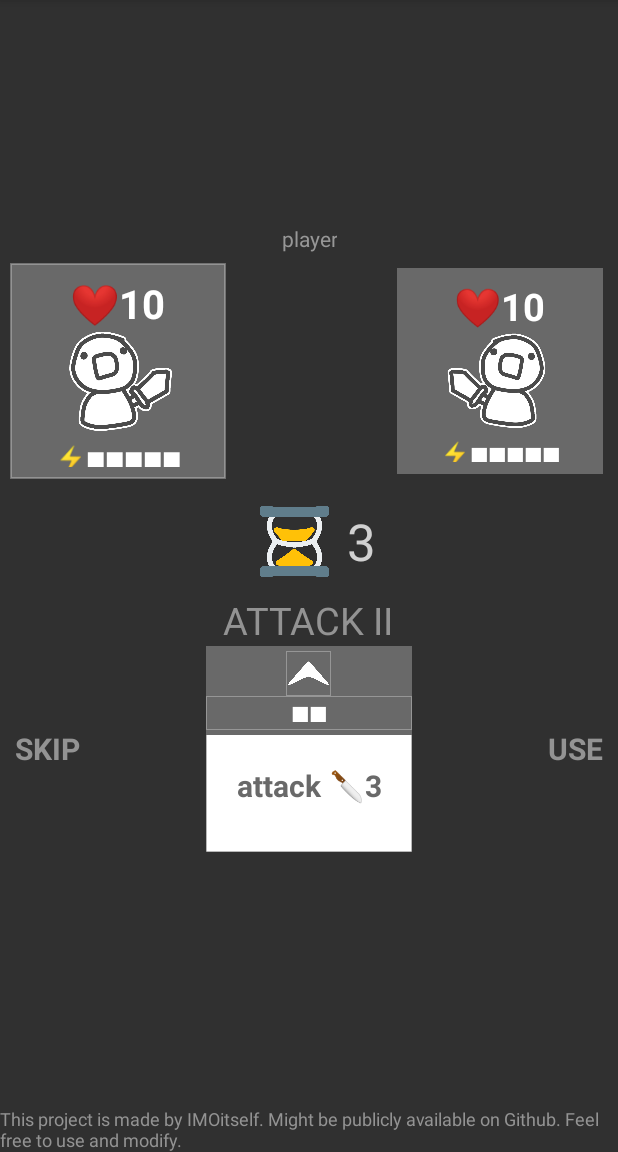
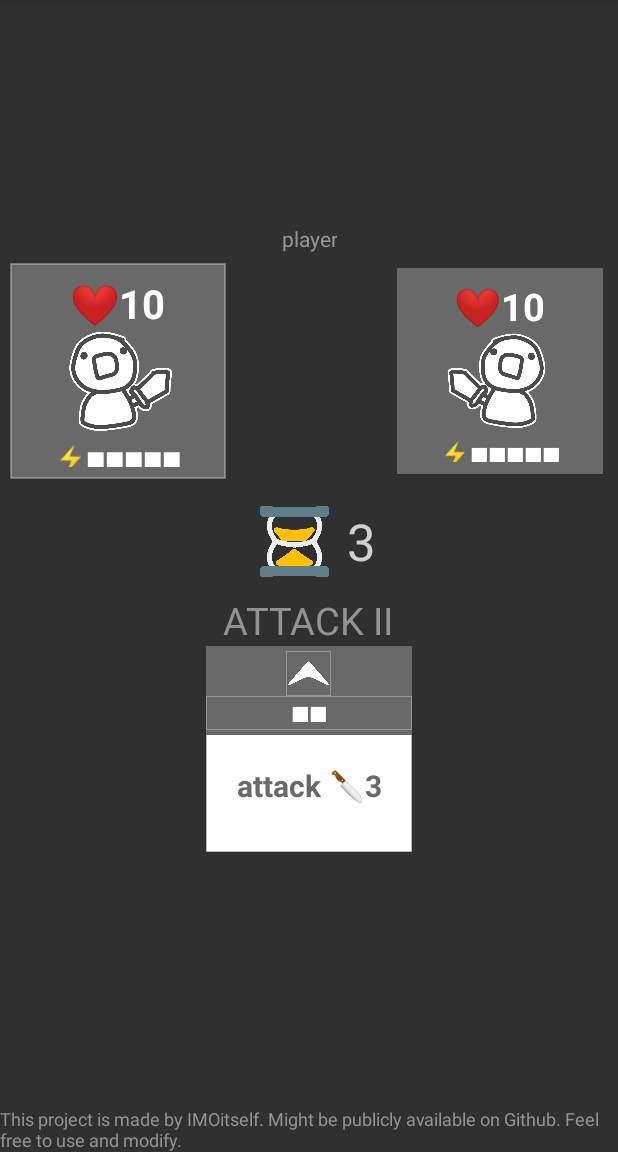
Before and after one commit to IMOitself/card-game-android-java, an Android app: the screen it shows after launch (MainActivity), on a phone screen of 412 x 824 dp, the part 84-1236 px from its top. Run offline under Robolectric (Android 15) with nearby library versions, the phone set to English and light mode, and no system bars.

Commit message:
Update on MainActivity.java
added some comments on onCreateLogic() and made directions on where to swipe

```diff
--- a/app/src/main/java/imo/card/gametest/MainActivity.java
+++ b/app/src/main/java/imo/card/gametest/MainActivity.java
@@ -18,8 +18,8 @@ import java.util.List;
 import java.util.Map;
 import java.util.Random;
 
+// TODO: finish all codes that are needed to be explained
 // TODO: stop the game when someone wins or lose
-// TODO: Indicate "Skip" textview on the left and "Use" on the right on swiping the card.
 // TODO: record the already drawn cards to not be use again until all of the card is drawn and refreshes
 
 public class MainActivity extends Activity
@@ -33,6 +33,8 @@ public class MainActivity extends Activity
 	public TextView enemyEnergyTxt;
 	public ImageView movesImg;
 	public TextView movesTxt;
+	public TextView useIndicatorTxt;
+	public TextView skipIndicatorTxt;
 	public View cardParentLayout;
 	public LinearLayout cardBackLayout;
 	public LinearLayout cardLayout;
@@ -65,9 +67,6 @@ public class MainActivity extends Activity
 	public String userTurn = "player";
 	public boolean isEnemyTurn = false;
 
-	public String[] playerCardNames;
-	public String[] enemyCardNames;
-
     @Override
     protected void onCreate(Bundle savedInstanceState)
     {
@@ -82,6 +81,8 @@ public class MainActivity extends Activity
 		enemyEnergyTxt = findViewById(R.id.enemy_energy_txt);
 		movesImg = findViewById(R.id.moves_img);
 		movesTxt = findViewById(R.id.moves_txt);
+		useIndicatorTxt = findViewById(R.id.use_indicator_txt);
+		skipIndicatorTxt = findViewById(R.id.skip_indicator_txt);
 		cardParentLayout = findViewById(R.id.cardParentLayout);
 		cardBackLayout = findViewById(R.id.card_back_layout);
 		cardLayout = findViewById(R.id.card_layout);
@@ -132,28 +133,20 @@ public class MainActivity extends Activity
 		//set the view size to 1/3 of the screen
 		Tools.setViewSize(playerLayout, screenWidth / 3, screenWidth / 3);
 		Tools.setViewSize(enemyLayout, screenWidth / 3, screenWidth / 3);
+
 		Tools.setViewSize(cardLayout, screenWidth / 3, screenWidth / 3);
 		Tools.setViewSize(cardBackLayout, screenWidth / 3, screenWidth / 3);
+		//card is on its back by default then it will be flipped later when drawn
+		cardLayout.setVisibility(View.GONE);
 
-		//TODO: some comments
-		int bgColor;
-		int strokeColor = Color.parseColor("#FFFFFF");//white
-		int strokeWidth = 1;
-		int cornerRadius = 0;
-		float opacity = 0.3f;
-		bgColor = Color.parseColor("#FFFFFF");//white
-		Tools.setRoundedViewWithStroke(cardLayout, bgColor, strokeColor, strokeWidth, cornerRadius, opacity);
-		bgColor = Color.parseColor("#696969");//grey
-		Tools.setRoundedViewWithStroke(cardBackLayout, bgColor, strokeColor, strokeWidth, cornerRadius, opacity);
-		bgColor = Color.parseColor("#00FFFFFF");//no color
-		Tools.setRoundedViewWithStroke(cardTypeImg, bgColor, strokeColor, strokeWidth, cornerRadius, opacity);
-		Tools.setRoundedViewWithStroke(cardCostTxt, bgColor, strokeColor, strokeWidth, cornerRadius, opacity);
-		bgColor = Color.parseColor("#696969");//grey
-		strokeWidth = 2;
-		Tools.setRoundedViewWithStroke(playerLayout, bgColor, strokeColor, strokeWidth, cornerRadius, opacity);
+		//will only be visible when the card is touch
+		skipIndicatorTxt.setVisibility(View.GONE);
+		Tools.setViewSize(skipIndicatorTxt, screenWidth/3, 0);
+		useIndicatorTxt.setVisibility(View.GONE);
+		Tools.setViewSize(useIndicatorTxt, screenWidth/3, 0);
 
-
-		cardBackLayout.setVisibility(View.GONE);//will be used later
+		//this void method is used only to minimize the code here
+		setViewsCustomBgDrawable();
 
 		//Transform the string to a Arraylist that holds a hashmap.
 		//Each Hashmap holds key-value pairs that makes it easier to search for a specific item.
@@ -174,24 +167,47 @@ public class MainActivity extends Activity
 		final int viewWidthCenter = viewWidth/2;
 		final int centerX = screenWidth/2 - viewWidth/2;
 		switch (event.getAction()) {
+
+			case MotionEvent.ACTION_DOWN:
+				skipIndicatorTxt.setVisibility(View.VISIBLE);
+				useIndicatorTxt.setVisibility(View.VISIBLE);
+				break;
+
 			case MotionEvent.ACTION_MOVE:
-				float currentX = event.getRawX();
-				cardParentLayout.setX(currentX - viewWidthCenter);
+				float currentX = event.getRawX() - viewWidthCenter;
+				cardParentLayout.setX(currentX);
 
-				float debugFloat = event.getRawX() - viewWidthCenter;
-				debugTxt.setText("event.getRawX(): " + debugFloat + "   centerX: " + centerX);
+				float recordAddedX = Math.abs(currentX - centerX);
+				float scaleBy = (recordAddedX/100)+1;
+				if (currentX < centerX) {
+					skipIndicatorTxt.setScaleX(scaleBy);
+					skipIndicatorTxt.setScaleY(scaleBy);
 
+				}else if (currentX > centerX) {
+					useIndicatorTxt.setScaleX(scaleBy);
+					useIndicatorTxt.setScaleY(scaleBy);
+				}
+
+				debugTxt.setText("event.getRawX(): " + currentX + "   centerX: " + centerX + " recordAddedX: " + recordAddedX + "\n" + "skipIndicatorTxt: " + skipIndicatorTxt.getScaleX() + " useIndicatorTxt: " + useIndicatorTxt.getScaleX());
 				break;
+
 			case MotionEvent.ACTION_UP:
+				skipIndicatorTxt.setVisibility(View.GONE);
+				skipIndicatorTxt.setScaleX(1);
+				skipIndicatorTxt.setScaleY(1);
+				useIndicatorTxt.setVisibility(View.GONE);
+				useIndicatorTxt.setScaleX(1);
+				useIndicatorTxt.setScaleY(1);
+
 				cardParentLayout.setX(centerX);
-
 				float finalX = event.getRawX() - viewWidthCenter;
-
-				int safeZone = 120;
-				if (finalX < centerX - safeZone) {
+				int safeArea = 110;
+				if (finalX < centerX - safeArea) {
+					//if the card is on the left of the center of the screen
 					skipCard();
 
-				}else if (finalX > centerX + safeZone) {
+				}else if (finalX > centerX + safeArea) {
+					//if the card is on the right of the center of the screen
 					useCard();
 				}
 				break;
@@ -453,6 +469,36 @@ public class MainActivity extends Activity
 
 
 
+	public void setViewsCustomBgDrawable(){
+		//customize the views with custom background drawable
+		//set the values first then configure it based on the view
+		int bgColor;
+		int strokeColor = Color.parseColor("#FFFFFF");//white
+		int strokeWidth = 1;
+		int cornerRadius = 0;
+		float opacity = 0.3f;
+
+		//cardLayout has a white background so it should be kept that way
+		bgColor = Color.parseColor("#FFFFFF");
+		Tools.setRoundedViewWithStroke(cardLayout, bgColor, strokeColor, strokeWidth, cornerRadius, opacity);
+
+		//cardBackLayout has a grey background so it should be kept that way
+		bgColor = Color.parseColor("#696969");
+		Tools.setRoundedViewWithStroke(cardBackLayout, bgColor, strokeColor, strokeWidth, cornerRadius, opacity);
+
+		//cardTypeImg and cardCostTxt is transparent and should be kept that way
+		bgColor = Color.parseColor("#00FFFFFF");
+		Tools.setRoundedViewWithStroke(cardTypeImg, bgColor, strokeColor, strokeWidth, cornerRadius, opacity);
+		Tools.setRoundedViewWithStroke(cardCostTxt, bgColor, strokeColor, strokeWidth, cornerRadius, opacity);
+
+		//playerLayout will be outlined first
+		bgColor = Color.parseColor("#696969");
+		strokeWidth = 2;
+		Tools.setRoundedViewWithStroke(playerLayout, bgColor, strokeColor, strokeWidth, cornerRadius, opacity);
+	}
+
+
+
 	public void updateEnergy(final TextView energyTxt, final int energyInt, final boolean showEnergyEmoji){
 		//imagine there's 5 light bulbs
 		//1 light bulb must be on and everything to off to indicate number 1
```
Lines whose indentation alone changed are shown as unchanged.
